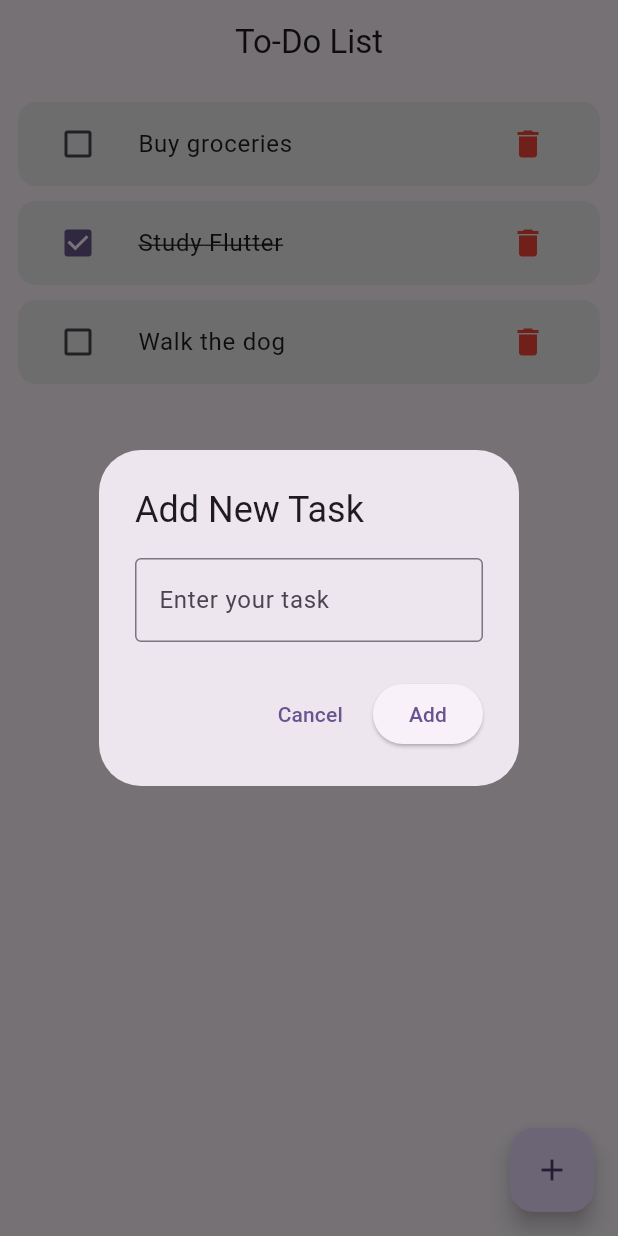
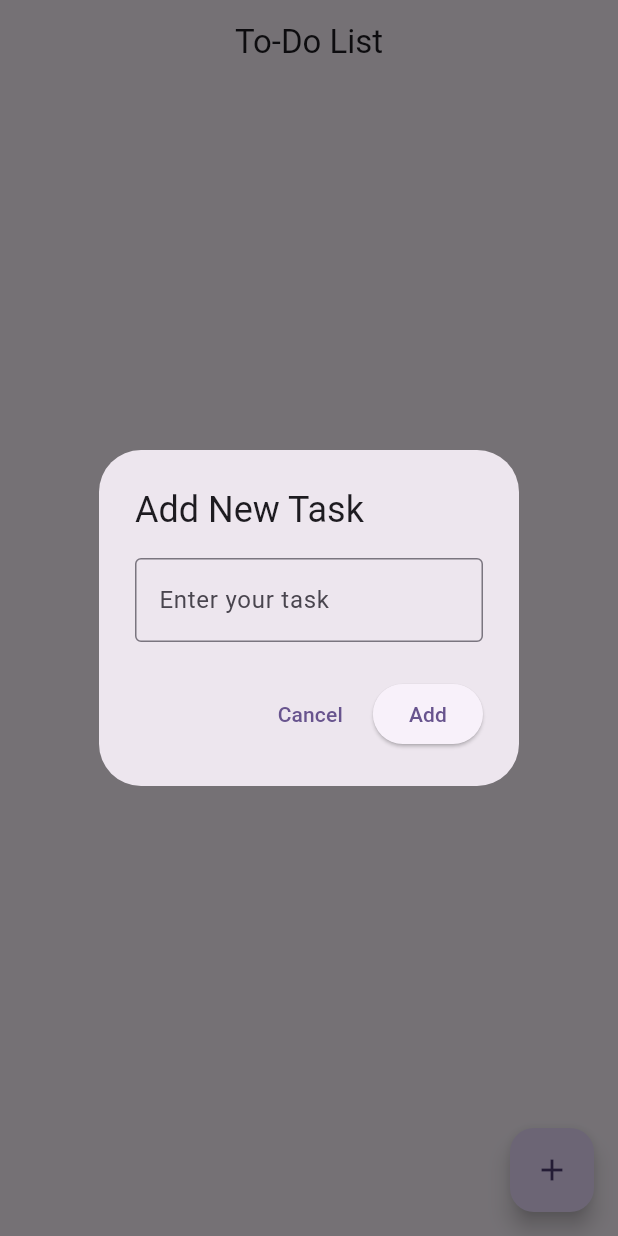
Before and after one commit to mohamed-sajidh/to-do, a Flutter app: the Homepage screen opened directly, after a tap on the "add" icon, on a phone screen of 412 x 824 dp. Run offline on Flutter 3.47's test engine with Material 3 defaults, Android fonts, the phone set to English and light mode, and no system bars; our stand-ins replace get, hive_flutter; accounts and stored records are empty.

```diff
--- a/lib/model/task_model.dart
+++ b/lib/model/task_model.dart
@@ -1,4 +1,4 @@
-import 'package:hive_flutter/adapters.dart';
+import 'package:hive_flutter/hive_flutter.dart';
 part 'task_model.g.dart';
 
 @HiveType(typeId: 1)
@@ -7,7 +7,7 @@ class TaskModel {
   final String title;
 
   @HiveField(1)
-  final String isCompleted;
+  final bool isCompleted;
 
   const TaskModel(this.title, this.isCompleted);
 }
--- a/lib/view/add_popup.dart
+++ b/lib/view/add_popup.dart
@@ -1,6 +1,7 @@
 import 'package:flutter/material.dart';
+import 'package:get/get.dart';
 
-void addTodoDialog(BuildContext context, Function(String) onAdd) {
+void addTodoDialog(BuildContext context, Function(String, bool) onAdd) {
   final TextEditingController todoController = TextEditingController();
 
   showDialog(
@@ -17,20 +18,18 @@ void addTodoDialog(BuildContext context, Function(String) onAdd) {
         ),
         actions: [
           TextButton(
+            onPressed: () => Get.back(),
             child: const Text("Cancel"),
-            onPressed: () {
-              Navigator.of(context).pop();
-            },
           ),
           ElevatedButton(
-            child: const Text("Add"),
             onPressed: () {
               final String task = todoController.text.trim();
               if (task.isNotEmpty) {
-                onAdd(task);
-                Navigator.of(context).pop();
+                onAdd(task, false); // pass to callback
+                Get.back();
               }
             },
+            child: const Text("Add"),
           ),
         ],
       );
--- a/lib/view/homepage.dart
+++ b/lib/view/homepage.dart
@@ -1,4 +1,8 @@
 import 'package:flutter/material.dart';
+import 'package:get/get_core/src/get_main.dart';
+import 'package:get/get_instance/get_instance.dart';
+import 'package:get/get_state_manager/src/rx_flutter/rx_obx_widget.dart';
+import 'package:to_do/controller/task_controller.dart';
 import 'package:to_do/view/add_popup.dart';
 
 class Homepage extends StatefulWidget {
@@ -29,6 +33,7 @@ class _HomepageState extends State<Homepage> {
 
   @override
   Widget build(BuildContext context) {
+    final TaskController controller = Get.put(TaskController());
     return Scaffold(
       appBar: AppBar(
         title: const Text("To-Do List"),
@@ -36,48 +41,49 @@ class _HomepageState extends State<Homepage> {
       ),
       body: Padding(
         padding: const EdgeInsets.all(12.0),
-        child: tasks.isEmpty
-            ? const Center(child: Text("No tasks added yet"))
-            : ListView.separated(
-                itemCount: tasks.length,
-                separatorBuilder: (context, index) =>
-                    const SizedBox(height: 10),
+        child: Obx(
+          () {
+            if (controller.tasks.isEmpty) {
+              return const Center(child: Text("No tasks found"));
+            }
+
+            return ListView.separated(
+              itemCount: controller.tasks.length,
+              separatorBuilder: (_, __) => const SizedBox(height: 10),
               itemBuilder: (context, index) {
-                  final task = tasks[index];
-                  return Container(
-                    decoration: BoxDecoration(
-                      color: Colors.grey.shade200,
-                      borderRadius: BorderRadius.circular(12),
-                    ),
-                    child: ListTile(
+                final task = controller.tasks[index];
+
+                return ListTile(
                   leading: Checkbox(
-                        value: task['isCompleted'],
-                        onChanged: (_) => toggleTask(index),
+                    value: task.isCompleted,
+                    onChanged: (value) {
+                      controller.toggleTask(index, value ?? false);
+                    },
                   ),
                   title: Text(
-                        task['title'],
+                    task.title,
                     style: TextStyle(
-                          decoration: task['isCompleted']
-                              ? TextDecoration.lineThrough
-                              : TextDecoration.none,
-                          fontSize: 16,
+                      decoration:
+                          task.isCompleted ? TextDecoration.lineThrough : null,
                     ),
                   ),
                   trailing: IconButton(
                     icon: const Icon(Icons.delete, color: Colors.red),
-                        onPressed: () => deleteTask(index),
+                    onPressed: () {
+                      controller.deleteTask(index);
+                    },
                   ),
-                    ),
+                );
+              },
             );
           },
         ),
       ),
       floatingActionButton: FloatingActionButton(
         onPressed: () {
-          addTodoDialog(context, (task) {
-            setState(() {
-              tasks.add({'title': task, 'isCompleted': false});
-            });
+          addTodoDialog(context, (taskTitle, isCompleted) async {
+            await controller.addTasks(taskTitle, isCompleted);
+            setState(() {});
           });
         },
         child: const Icon(Icons.add),
```
Also changed, not shown: lib/controller/task_controller.dart (+57 -1 lines), lib/model/task_model.g.dart. Lines whose indentation alone changed are shown as unchanged.
